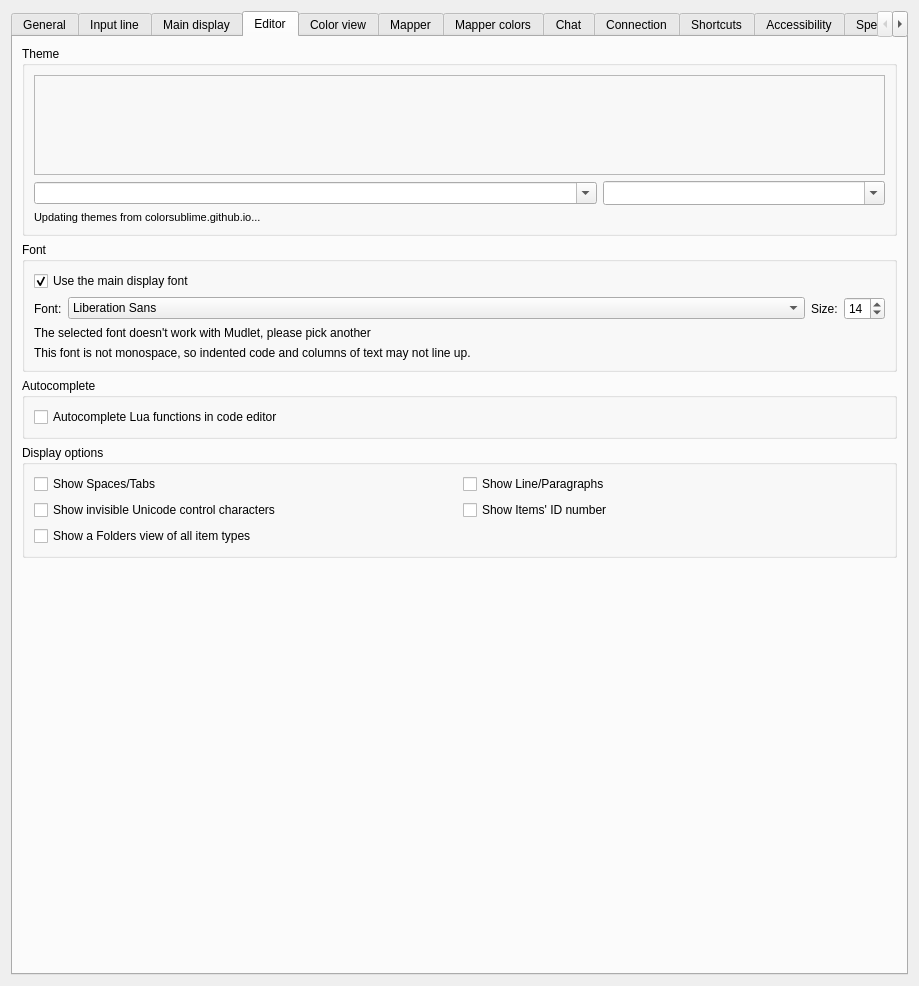
Before: the Qt Designer form src/ui/profile_preferences.ui in MorquinDevlar/Mudlet, drawn with Qt 5.
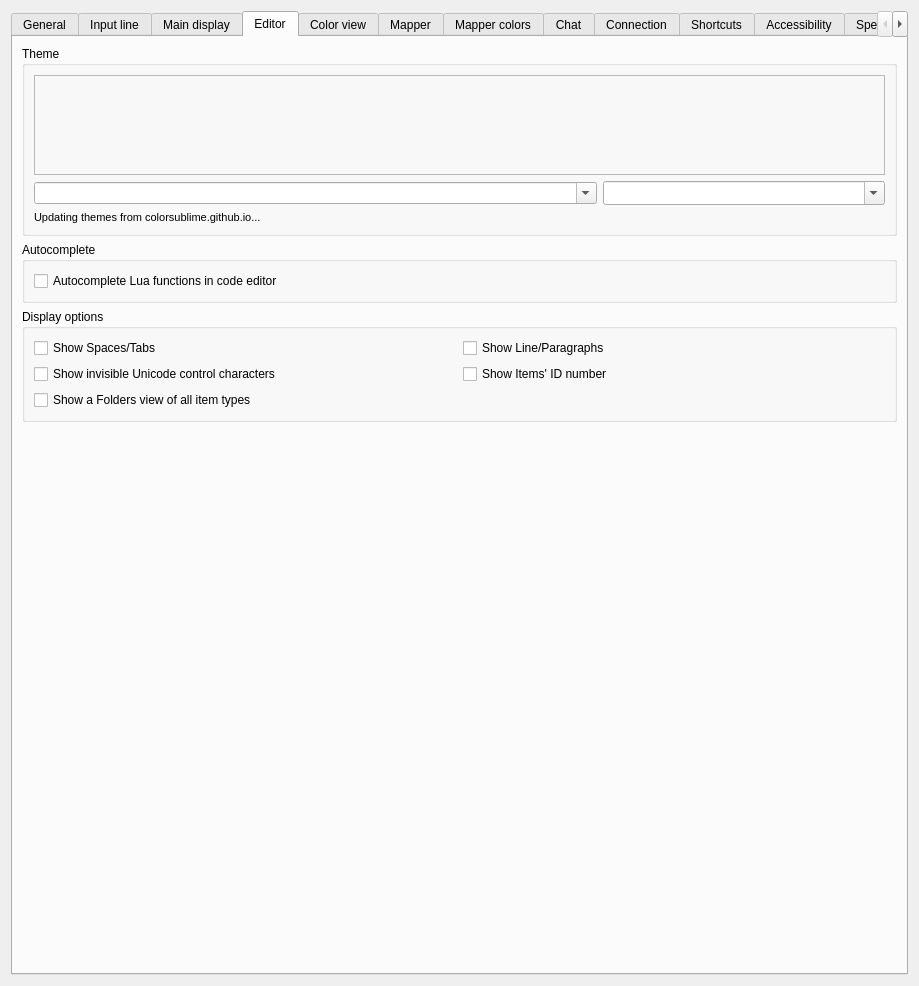
After: the same form once the commit is applied. The open tabs and pages were chosen to show the change. Icons and pictures are not drawn. Custom widgets are drawn as their Qt base class.

Commit message:
Remove: the editor's own font, which goes to development on its own
The script editor's font and size setting is carved out into its own pull
request against development (#12043), so it leaves this branch and comes
back through a development merge once it lands. The editor reads the
display font again for its code pane, error console and pattern fields, the
settings' Editor page loses its Font card, the profile, the Lua keys, the
events and their tests go, and the two event-sequence tests expect the
sequences development has.

Diff of the .ui file:
```diff
--- a/src/ui/profile_preferences.ui
+++ b/src/ui/profile_preferences.ui
@@ -1755,100 +1755,6 @@
          </layout>
         </widget>
        </item>
-       <item>
-        <widget class="QGroupBox" name="groupBox_editorFont">
-         <property name="title">
-          <string extracomment="Card title on the Editor settings page, above the font the script editor's code is written in">Font</string>
-         </property>
-         <layout class="QGridLayout" name="gridLayout_groupBox_editorFont" columnstretch="0,1,0,0">
-          <item row="0" column="0" colspan="4">
-           <widget class="QCheckBox" name="checkBox_editorFontFollowsDisplay">
-            <property name="toolTip">
-             <string extracomment="Tooltip of the Editor settings page option that writes the script editor's code in the font set for the game's text">&lt;p&gt;Shows code, the error messages under it and trigger patterns in the font and size set for the game's text on the Main display page. Untick it to give the script editor a font and size of its own.&lt;/p&gt;</string>
-            </property>
-            <property name="accessibleDescription">
-             <string extracomment="Accessibility-friendly description of the Editor settings page option that writes the script editor's code in the font set for the game's text">Shows code, the error messages under it and trigger patterns in the font and size set for the game's text on the Main display page. Untick it to give the script editor a font and size of its own.</string>
-            </property>
-            <property name="text">
-             <string extracomment="Option on the Editor settings page: when ticked, the script editor's code is written in the font and size of the game's text, set on the Main display page, so main display is that page's name and is translated as it is">Use the main display font</string>
-            </property>
-            <property name="checked">
-             <bool>true</bool>
-            </property>
-           </widget>
-          </item>
-          <item row="1" column="0">
-           <widget class="QLabel" name="label_editorFont">
-            <property name="text">
-             <string>Font:</string>
-            </property>
-            <property name="buddy">
-             <cstring>fontComboBox_editorFont</cstring>
-            </property>
-           </widget>
-          </item>
-          <item row="1" column="1">
-           <widget class="QFontComboBox" name="fontComboBox_editorFont">
-            <property name="sizePolicy">
-             <sizepolicy hsizetype="Preferred" vsizetype="Fixed">
-              <horstretch>1</horstretch>
-              <verstretch>0</verstretch>
-             </sizepolicy>
-            </property>
-            <property name="editable">
-             <bool>false</bool>
-            </property>
-            <property name="maxVisibleItems">
-             <number>20</number>
-            </property>
-           </widget>
-          </item>
-          <item row="1" column="2">
-           <widget class="QLabel" name="label_editorFontSize">
-            <property name="text">
-             <string>Size:</string>
-            </property>
-            <property name="buddy">
-             <cstring>spinBox_editorFontSize</cstring>
-            </property>
-           </widget>
-          </item>
-          <item row="1" column="3">
-           <widget class="QSpinBox" name="spinBox_editorFontSize">
-            <property name="minimum">
-             <number>1</number>
-            </property>
-            <property name="maximum">
-             <number>99</number>
-            </property>
-            <property name="value">
-             <number>14</number>
-            </property>
-           </widget>
-          </item>
-          <item row="2" column="0" colspan="4">
-           <widget class="QLabel" name="label_editorFontInvalid">
-            <property name="text">
-             <string>The selected font doesn't work with Mudlet, please pick another</string>
-            </property>
-            <property name="wordWrap">
-             <bool>true</bool>
-            </property>
-           </widget>
-          </item>
-          <item row="3" column="0" colspan="4">
-           <widget class="QLabel" name="label_editorFontVariableWidth">
-            <property name="text">
-             <string extracomment="Warning under the script editor's font picker on the Editor settings page, shown when the chosen font's letters are not all the same width">This font is not monospace, so indented code and columns of text may not line up.</string>
-            </property>
-            <property name="wordWrap">
-             <bool>true</bool>
-            </property>
-           </widget>
-          </item>
-         </layout>
-        </widget>
-       </item>
        <item>
         <widget class="QGroupBox" name="groupBox_autoComplete">
          <property name="title">
```
The commit also changes 20 other files.
